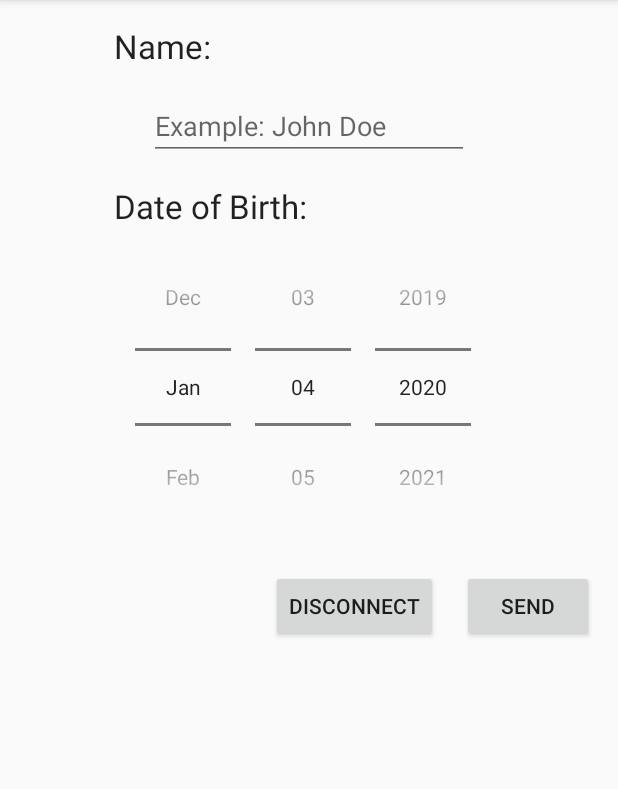
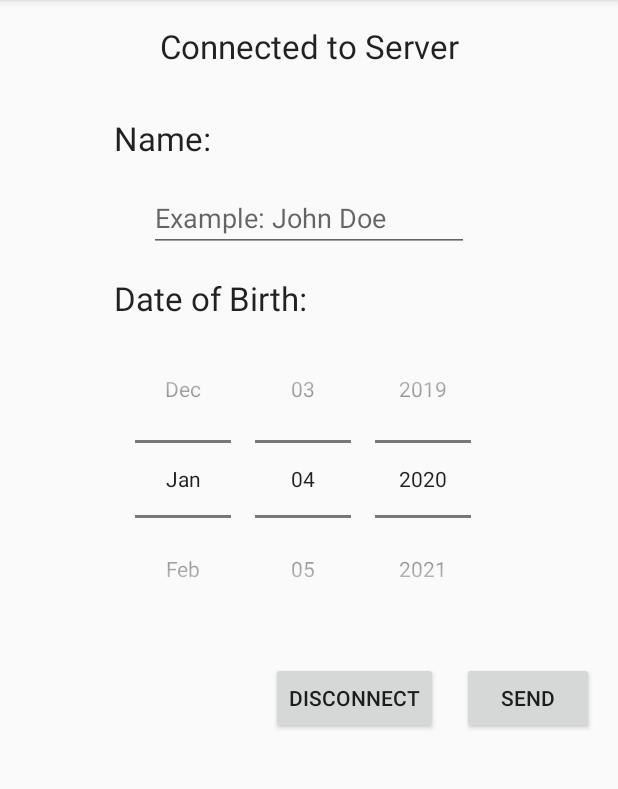
Before and after one commit to hallsjj08/LocalClientServerAndroid, an Android app: the fragment ClientFragment placed in its activity, on a phone screen of 412 x 824 dp, the part 84-873 px from its top. Run offline under Robolectric (Android 15) with nearby library versions, the phone set to English and light mode, and no system bars.

Commit message:
Updated ServerFragment and ClientFragment UI to display informative messages.

```diff
--- a/app/src/main/java/com/jjas/clientserver/ServerFragment.java
+++ b/app/src/main/java/com/jjas/clientserver/ServerFragment.java
@@ -33,7 +33,8 @@ public class ServerFragment extends BaseFragment {
         tvIP = v.findViewById(R.id.tvIpAddress);
         tvInfo = v.findViewById(R.id.tvClientInfo);
 
-        tvIP.setText(getIpAddress());
+        String ipMessage = "Server IP Address: " + getIpAddress();
+        tvIP.setText(ipMessage);
         tvInfo.setText("Waiting on client info...");
 
         return v;
--- a/app/src/main/res/layout/fragment_client.xml
+++ b/app/src/main/res/layout/fragment_client.xml
@@ -6,18 +6,34 @@
     android:layout_height="match_parent">
 
     <TextView
+        android:id="@+id/connectInfo"
+        android:layout_width="wrap_content"
+        android:layout_height="wrap_content"
+        android:layout_marginStart="16dp"
+        android:layout_marginTop="16dp"
+        android:layout_marginEnd="16dp"
+        android:gravity="center_horizontal"
+        android:ems="10"
+        android:text="@string/connectInfo"
+        android:textAppearance="@style/TextAppearance.AppCompat.Large"
+        app:layout_constraintStart_toStartOf="parent"
+        app:layout_constraintEnd_toEndOf="parent"
+        app:layout_constraintTop_toTopOf="parent"
+        app:layout_constraintBottom_toTopOf="@id/nameText" />
+
+    <TextView
         android:id="@+id/nameText"
         android:layout_width="wrap_content"
         android:layout_height="wrap_content"
         android:layout_marginStart="16dp"
-        android:layout_marginTop="16dp"
+        android:layout_marginTop="32dp"
         android:layout_marginEnd="16dp"
         android:ems="10"
         android:text="@string/enterName"
         android:textAppearance="@style/TextAppearance.AppCompat.Large"
         app:layout_constraintEnd_toEndOf="parent"
         app:layout_constraintStart_toStartOf="parent"
-        app:layout_constraintTop_toTopOf="parent" />
+        app:layout_constraintTop_toBottomOf="@id/connectInfo" />
 
     <EditText
         android:id="@+id/etName"
--- a/app/src/main/res/values/strings.xml
+++ b/app/src/main/res/values/strings.xml
@@ -11,4 +11,5 @@
     <string name="bServer">Server</string>
     <string name="bClient">Client</string>
     <string name="optionMessage">Select to be Client or Server :</string>
+    <string name="connectInfo">Connected to Server</string>
 </resources>
```
